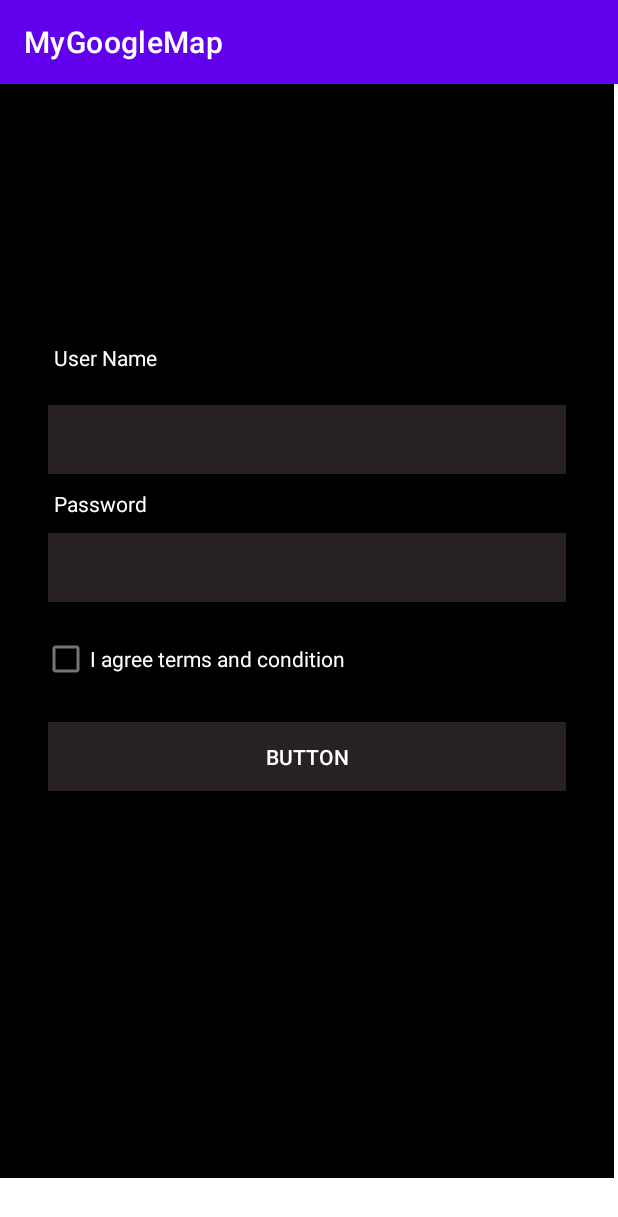
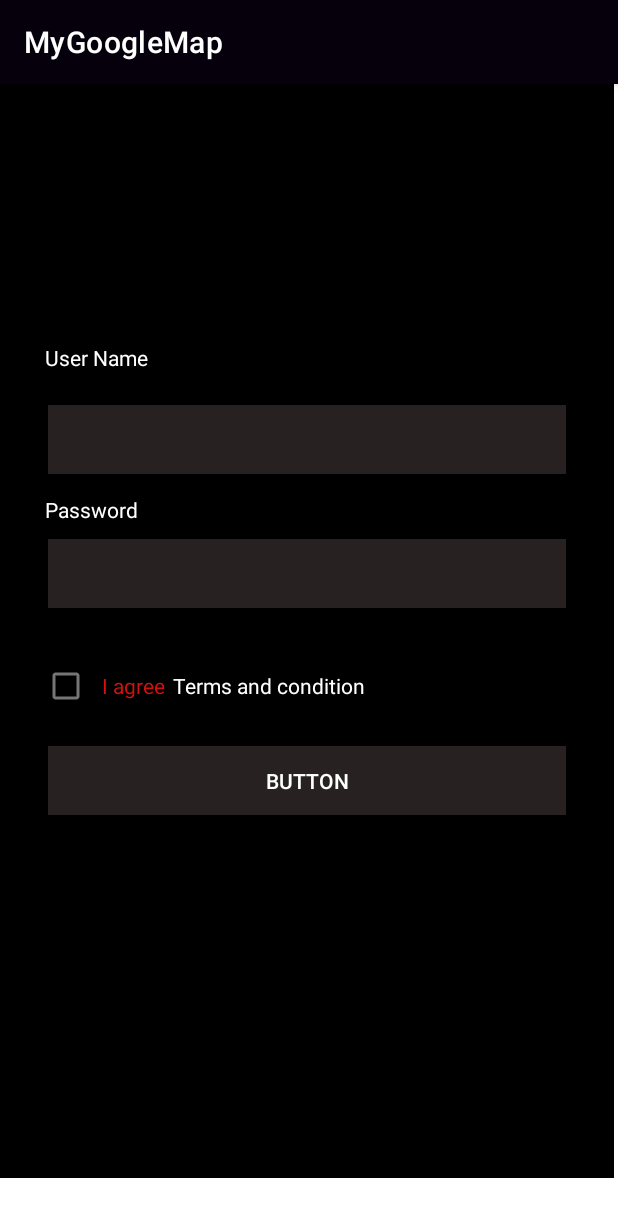
Before and after one commit to alamin2800/MyGoogleMap, an Android app: the screen it shows after launch (MainActivity), on a phone screen of 412 x 824 dp. Shown: the top 1217 px of the screen. Run offline under Robolectric (Android 15) with nearby library versions, the phone set to English and light mode, and no system bars.

Commit message:
Login page design modified

```diff
--- a/app/src/main/res/layout/fragment_login.xml
+++ b/app/src/main/res/layout/fragment_login.xml
@@ -42,21 +42,20 @@
         android:layout_width="match_parent"
         android:layout_height="50dp"
         android:layout_marginLeft="30dp"
-        android:layout_marginTop="16dp"
+        android:layout_marginTop="24dp"
         android:layout_marginRight="30dp"
         android:background="@drawable/edit_text_background"
         android:text="Button"
         android:textColor="@color/white"
         app:layout_constraintEnd_toEndOf="parent"
-        app:layout_constraintHorizontal_bias="0.466"
         app:layout_constraintStart_toStartOf="parent"
-        app:layout_constraintTop_toBottomOf="@+id/checkBox" />
+        app:layout_constraintTop_toBottomOf="@+id/linearLayout" />
 
     <TextView
         android:id="@+id/textView"
         android:layout_width="wrap_content"
         android:layout_height="wrap_content"
-        android:layout_marginStart="36dp"
+        android:layout_marginStart="30dp"
         android:text="User Name"
         android:textColor="@color/white"
         app:layout_constraintBottom_toTopOf="@+id/editTextTextPersonName"
@@ -68,21 +67,48 @@
         android:id="@+id/textView2"
         android:layout_width="wrap_content"
         android:layout_height="wrap_content"
-        android:layout_marginStart="36dp"
-        android:layout_marginTop="8dp"
+        android:layout_marginStart="30dp"
+        android:layout_marginTop="12dp"
         android:text="Password"
         android:textColor="@color/white"
         app:layout_constraintStart_toStartOf="parent"
         app:layout_constraintTop_toBottomOf="@+id/editTextTextPersonName" />
 
+    <LinearLayout
+        android:id="@+id/linearLayout"
+        android:layout_width="match_parent"
+        android:layout_height="40dp"
+        android:layout_marginTop="24dp"
+        android:orientation="horizontal"
+        app:layout_constraintEnd_toEndOf="parent"
+        app:layout_constraintStart_toStartOf="parent"
+        app:layout_constraintTop_toBottomOf="@+id/editTextTextPersonName2">
+
         <CheckBox
             android:id="@+id/checkBox"
             android:layout_width="wrap_content"
             android:layout_height="wrap_content"
-        android:layout_marginStart="28dp"
+            android:layout_marginStart="20dp"
             android:layout_marginTop="12dp"
-        android:text="I agree terms and condition"
             android:textColor="@color/white"
-        app:layout_constraintStart_toStartOf="parent"
+            app:layout_constraintStart_toStartOf="@id/linearLayout"
             app:layout_constraintTop_toBottomOf="@+id/editTextTextPersonName2" />
+
+        <TextView
+            android:layout_width="wrap_content"
+            android:layout_height="wrap_content"
+            android:layout_marginTop="12dp"
+            android:text="I agree"
+            android:textColor="#D51010" />
+
+        <TextView
+            android:layout_width="wrap_content"
+            android:layout_height="wrap_content"
+            android:layout_marginLeft="5dp"
+            android:layout_marginTop="12dp"
+            android:text="Terms and condition"
+            android:textColor="@color/white" />
+    </LinearLayout>
+
+
 </androidx.constraintlayout.widget.ConstraintLayout>
--- a/app/src/main/res/values/colors.xml
+++ b/app/src/main/res/values/colors.xml
@@ -1,7 +1,7 @@
 <?xml version="1.0" encoding="utf-8"?>
 <resources>
     <color name="purple_200">#FFBB86FC</color>
-    <color name="purple_500">#FF6200EE</color>
+    <color name="purple_500">#05000B</color>
     <color name="purple_700">#FF3700B3</color>
     <color name="teal_200">#FF03DAC5</color>
     <color name="teal_700">#FF018786</color>
```
Lines whose indentation alone changed are shown as unchanged.
